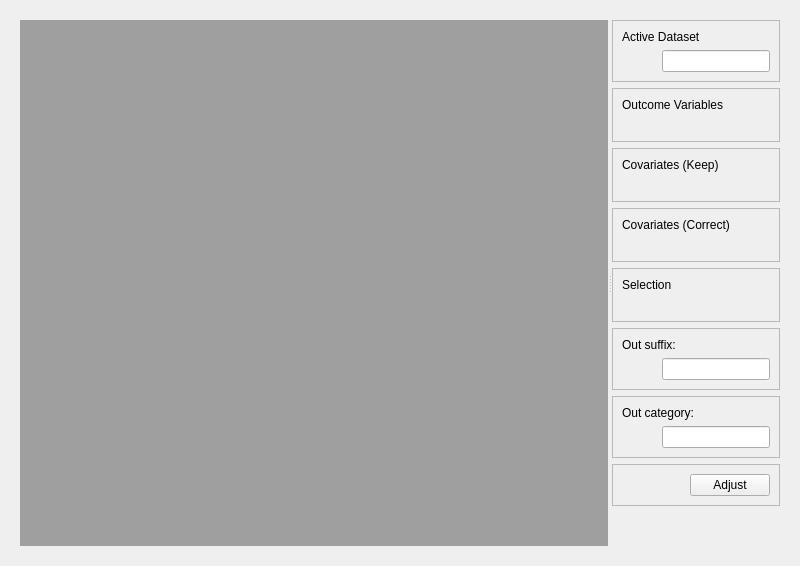
gurayerus/NiChart, file NiChart/plugins/adjcovview/adjcovview.ui: the form before one commit.
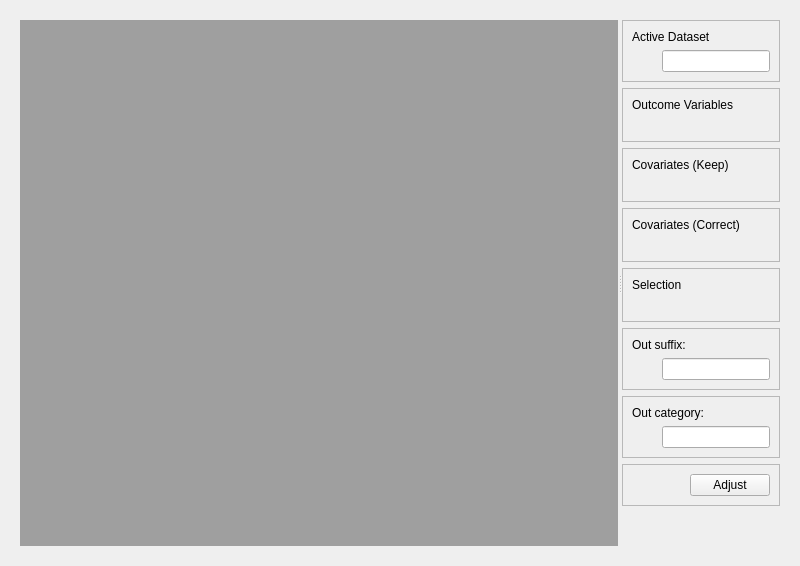
The form after the commit.

Diff of the .ui file:
```diff
--- a/NiChart/plugins/adjcovview/adjcovview.ui
+++ b/NiChart/plugins/adjcovview/adjcovview.ui
@@ -14,7 +14,7 @@
       <string>Form</string>
     </property>
     
-    <layout  class="QVBoxLayout"  name="horizontalLayout">
+    <layout  class="QVBoxLayout"  name="vlMain">
       <item>
         
         <widget class="QWidget" name="verticalLayoutWidget">
@@ -80,9 +80,14 @@
                                     <property  name="orientation">
                                     <enum>Qt::Horizontal</enum>
                                     </property>
+                                    
+                                    <property name="sizeType">
+                                        <enum>QSizePolicy::Fixed</enum>
+                                    </property>
+                                    
                                     <property  name="sizeHint"  stdset="0">
                                     <size>
-                                        <width>40</width>
+                                        <width>30</width>
                                         <height>20</height>
                                     </size>
                                     </property>
@@ -131,9 +136,14 @@
                                     <property  name="orientation">
                                     <enum>Qt::Horizontal</enum>
                                     </property>
+                                    
+                                    <property name="sizeType">
+                                        <enum>QSizePolicy::Fixed</enum>
+                                    </property>
+                                    
                                     <property  name="sizeHint"  stdset="0">
                                     <size>
-                                        <width>40</width>
+                                        <width>30</width>
                                         <height>20</height>
                                     </size>
                                     </property>
@@ -177,9 +187,14 @@
                                     <property  name="orientation">
                                     <enum>Qt::Horizontal</enum>
                                     </property>
+                                    
+                                    <property name="sizeType">
+                                        <enum>QSizePolicy::Fixed</enum>
+                                    </property>
+                                    
                                     <property  name="sizeHint"  stdset="0">
                                     <size>
-                                        <width>40</width>
+                                        <width>30</width>
                                         <height>20</height>
                                     </size>
                                     </property>
@@ -222,9 +237,14 @@
                                     <property  name="orientation">
                                     <enum>Qt::Horizontal</enum>
                                     </property>
+                                    
+                                    <property name="sizeType">
+                                        <enum>QSizePolicy::Fixed</enum>
+                                    </property>
+                                    
                                     <property  name="sizeHint"  stdset="0">
                                     <size>
-                                        <width>40</width>
+                                        <width>30</width>
                                         <height>20</height>
                                     </size>
                                     </property>
@@ -266,9 +286,14 @@
                                     <property  name="orientation">
                                     <enum>Qt::Horizontal</enum>
                                     </property>
+                                    
+                                    <property name="sizeType">
+                                        <enum>QSizePolicy::Fixed</enum>
+                                    </property>
+                                    
                                     <property  name="sizeHint"  stdset="0">
                                     <size>
-                                        <width>40</width>
+                                        <width>30</width>
                                         <height>20</height>
                                     </size>
                                     </property>
@@ -309,9 +334,14 @@
                                     <property  name="orientation">
                                     <enum>Qt::Horizontal</enum>
                                     </property>
+                                    
+                                    <property name="sizeType">
+                                        <enum>QSizePolicy::Fixed</enum>
+                                    </property>
+                                    
                                     <property  name="sizeHint"  stdset="0">
                                     <size>
-                                        <width>40</width>
+                                        <width>30</width>
                                         <height>20</height>
                                     </size>
                                     </property>
@@ -353,9 +383,14 @@
                                     <property  name="orientation">
                                     <enum>Qt::Horizontal</enum>
                                     </property>
+                                    
+                                    <property name="sizeType">
+                                        <enum>QSizePolicy::Fixed</enum>
+                                    </property>
+                                    
                                     <property  name="sizeHint"  stdset="0">
                                     <size>
-                                        <width>40</width>
+                                        <width>30</width>
                                         <height>20</height>
                                     </size>
                                     </property>
```
Left out of the diff: 2 changed lines with no effect on the pictures.
